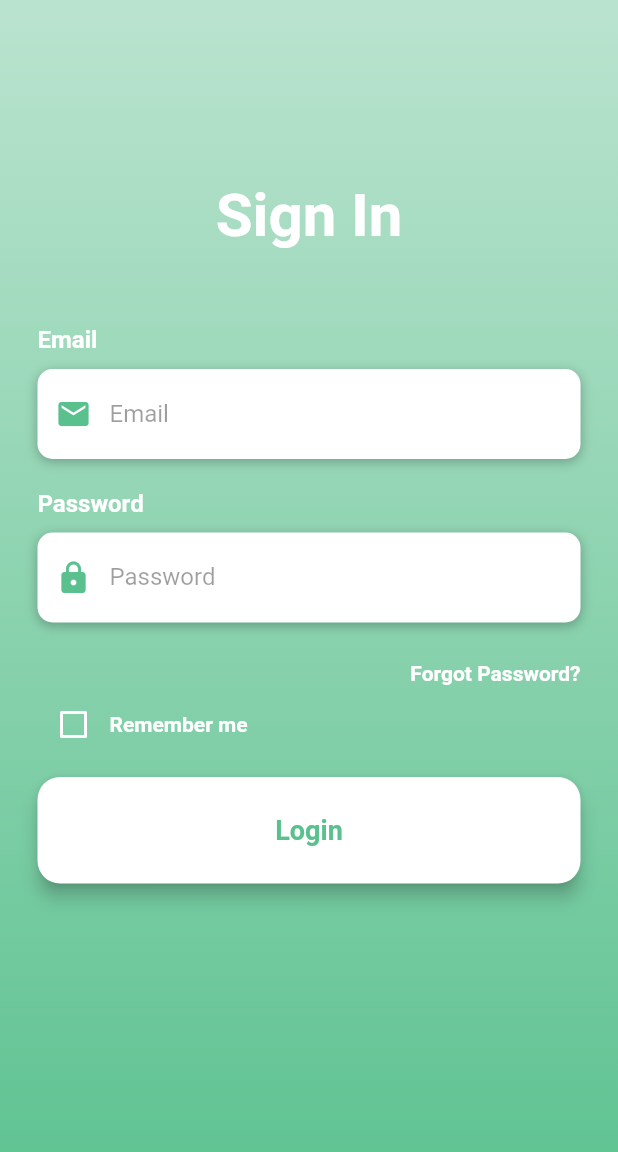
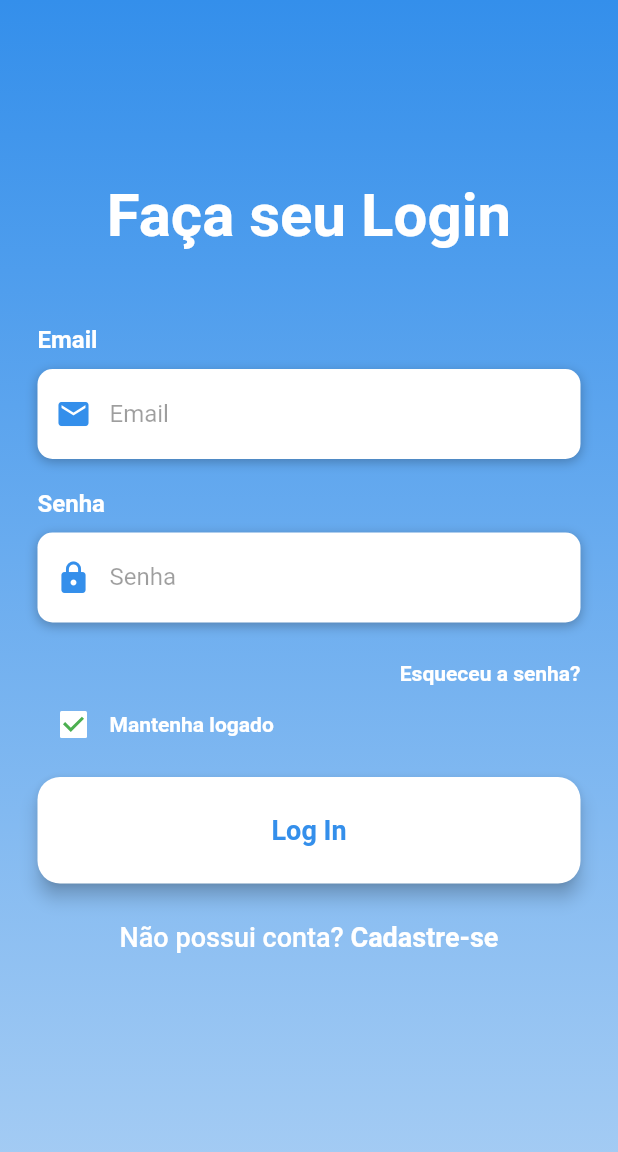
Before and after one commit to GuilhermeAmarilho/LoginPage, a Flutter app: the screen it shows after launch, on a phone screen of 412 x 824 dp. Shown: the top 1152 px of the screen. Run offline on Flutter 3.47's test engine with Material 2 defaults, Android fonts, the phone set to English and light mode, and no system bars.

Commit message:
finalizando projeto

```diff
--- a/lib/loginScreen.dart
+++ b/lib/loginScreen.dart
@@ -7,7 +7,7 @@ class LoginScreen extends StatefulWidget {
 }
 
 class _LoginScreenState extends State<LoginScreen> {
-  bool? isRememberMe = false;
+  bool? isRememberMe = true;
 
   Widget buildEmail() {
     return Column(
@@ -35,7 +35,7 @@ class _LoginScreenState extends State<LoginScreen> {
             decoration: InputDecoration(
                 border: InputBorder.none,
                 contentPadding: EdgeInsets.only(top: 14),
-                prefixIcon: Icon(Icons.email, color: Color(0xff5ac18e)),
+                prefixIcon: Icon(Icons.email, color: Color(0xff348feb)),
                 hintText: 'Email',
                 hintStyle: TextStyle(color: Colors.black38)),
           ),
@@ -49,7 +49,7 @@ class _LoginScreenState extends State<LoginScreen> {
       crossAxisAlignment: CrossAxisAlignment.start,
       children: <Widget>[
         Text(
-          'Password',
+          'Senha',
           style: TextStyle(
               color: Colors.white, fontSize: 16, fontWeight: FontWeight.bold),
         ),
@@ -70,8 +70,8 @@ class _LoginScreenState extends State<LoginScreen> {
             decoration: InputDecoration(
                 border: InputBorder.none,
                 contentPadding: EdgeInsets.only(top: 14),
-                prefixIcon: Icon(Icons.lock, color: Color(0xff5ac18e)),
-                hintText: 'Password',
+                prefixIcon: Icon(Icons.lock, color: Color(0xff348feb)),
+                hintText: 'Senha',
                 hintStyle: TextStyle(color: Colors.black38)),
           ),
         )
@@ -83,12 +83,12 @@ class _LoginScreenState extends State<LoginScreen> {
     return Container(
       alignment: Alignment.centerRight,
       child: TextButton(
-          onPressed: () => print("Forgot Password pressed!"),
+          onPressed: () => print("Esqueceu senha clicado"),
           style: TextButton.styleFrom(
             padding: EdgeInsets.only(right: 0),
           ),
           child: Text(
-            'Forgot Password?',
+            'Esqueceu a senha?',
             style: TextStyle(color: Colors.white, fontWeight: FontWeight.bold),
           )),
     );
@@ -113,7 +113,7 @@ class _LoginScreenState extends State<LoginScreen> {
             ),
           ),
           Text(
-            'Remember me',
+            'Mantenha logado',
             style: TextStyle(
               color: Colors.white,
               fontWeight: FontWeight.bold,
@@ -139,13 +139,39 @@ class _LoginScreenState extends State<LoginScreen> {
           ),
         ),
         child: Text(
-          'Login',
+          'Log In',
           style: TextStyle(
-              color: Color(0xff5ac18e),
+              color: Color(0xff348feb),
               fontSize: 18,
               fontWeight: FontWeight.bold),
         ),
-        onPressed: () => print('Login Pressed'),
+        onPressed: () => print('Login clicado'),
+      ),
+    );
+  }
+
+  Widget buildSignUpBtn() {
+    return GestureDetector(
+      onTap: () => {print('Sign Up clicado')},
+      child: RichText(
+        text: TextSpan(children: [
+          TextSpan(
+            text: 'Não possui conta? ',
+            style: TextStyle(
+              color: Colors.white,
+              fontSize: 18,
+              fontWeight: FontWeight.w500,
+            ),
+          ),
+          TextSpan(
+            text: 'Cadastre-se',
+            style: TextStyle(
+              color: Colors.white,
+              fontSize: 18,
+              fontWeight: FontWeight.bold,
+            ),
+          )
+        ]),
       ),
     );
   }
@@ -166,10 +192,10 @@ class _LoginScreenState extends State<LoginScreen> {
                         begin: Alignment.topCenter,
                         end: Alignment.bottomCenter,
                         colors: [
-                      Color(0x665ac18e),
-                      Color(0x995ac18e),
-                      Color(0xcc5ac18e),
-                      Color(0xff5ac18e),
+                      Color(0xff348feb),
+                      Color(0xcc348feb),
+                      Color(0x99348feb),
+                      Color(0x66348feb),
                     ])),
                 child: SingleChildScrollView(
                   physics: AlwaysScrollableScrollPhysics(),
@@ -178,7 +204,7 @@ class _LoginScreenState extends State<LoginScreen> {
                     mainAxisAlignment: MainAxisAlignment.center,
                     children: <Widget>[
                       Text(
-                        'Sign In',
+                        'Faça seu Login',
                         style: TextStyle(
                           color: Colors.white,
                           fontSize: 40,
@@ -193,7 +219,7 @@ class _LoginScreenState extends State<LoginScreen> {
                       buildForgotPassBtn(),
                       buildRememberCb(),
                       buildLoginBtn(),
-                      // build
+                      buildSignUpBtn(),
                     ],
                   ),
                 ),
--- a/lib/main.dart
+++ b/lib/main.dart
@@ -9,7 +9,7 @@ class MyApp extends StatelessWidget {
   @override
   Widget build(BuildContext context) {
     return MaterialApp(
-      title: 'Flutter Demo',
+      title: 'Login page',
       debugShowCheckedModeBanner: false,
       home: LoginScreen(),
     );
```
Also changed, not shown: apresentacao.png (added), 1 other file.
